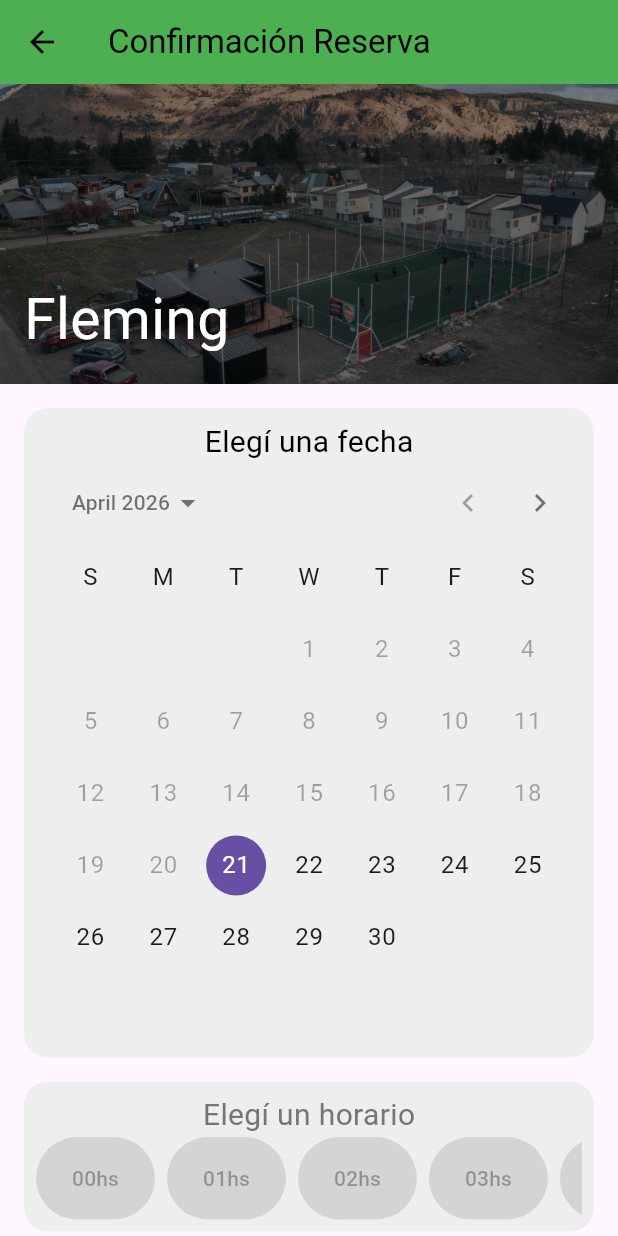
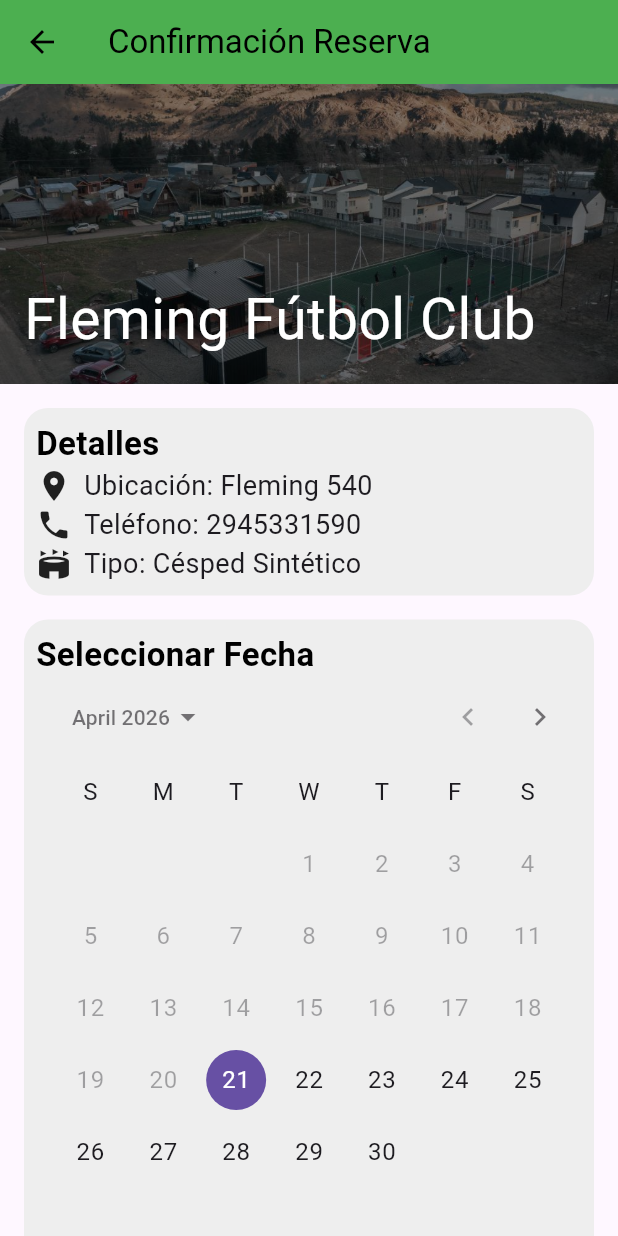
Before and after one commit to AyalaFranco/DashboardCanchasAdmin, a Flutter app: the ConfirmationScreen screen opened directly with sample values from the repository, on a phone screen of 412 x 824 dp. Run offline on Flutter 3.47's test engine with Material 3 defaults, Android fonts, the phone set to English and light mode, and no system bars.

Commit message:
Mejora de Confirmation Screen

```diff
--- a/lib/components/date_picker.dart
+++ b/lib/components/date_picker.dart
@@ -21,6 +21,7 @@ class DatePicker extends StatelessWidget {
       decoration: BoxDecorations.containerName,
       width: double.infinity,
       child: Column(
+        crossAxisAlignment: CrossAxisAlignment.start,
         children: [
           Text(title, style: TextStyles.bodyText),
           CalendarDatePicker(
--- a/lib/components/time_picker.dart
+++ b/lib/components/time_picker.dart
@@ -25,6 +25,7 @@ class TimePicker extends StatelessWidget {
       padding: EdgeInsets.all(8),
       decoration: BoxDecorations.containerName,
       child: Column(
+        crossAxisAlignment: CrossAxisAlignment.start,
         children: [
           Text(
             title,
@@ -32,6 +33,7 @@ class TimePicker extends StatelessWidget {
                 ? TextStyles.bodyText
                 : TextStyles.bodyText.copyWith(color: Colors.grey.shade600),
           ),
+          const SizedBox(height: 8,),
           Expanded(
             child: ListView.separated(
               scrollDirection: Axis.horizontal,
--- a/lib/core/text_styles.dart
+++ b/lib/core/text_styles.dart
@@ -1,5 +1,9 @@
 import 'package:flutter/material.dart';
 
 class TextStyles {
-  static const TextStyle bodyText = TextStyle(color : Colors.black , fontSize: 20);
+  static const TextStyle bodyText = TextStyle(
+    color: Colors.black,
+    fontSize: 22,
+    fontWeight: FontWeight.bold,
+  );
 }
--- a/lib/model/cancha.dart
+++ b/lib/model/cancha.dart
@@ -24,7 +24,7 @@ class Cancha {
   static const List<Cancha> demoCanchas = [
     Cancha(
       id: 0,
-      nombre: "Fleming",
+      nombre: "Fleming Fútbol Club",
       ubicacion: "Fleming 540",
       telefono: "2945331590",
       tipoCancha: "Césped Sintético",
@@ -76,7 +76,7 @@ class Cancha {
     ),
     Cancha(
       id: 4,
-      nombre: "Esquel Padding",
+      nombre: "Esquel Padel",
       ubicacion: "Chacabuco 1791",
       precio: 30000,
       telefono: "2945594466",
--- a/lib/screens/confirmation_screen.dart
+++ b/lib/screens/confirmation_screen.dart
@@ -1,7 +1,11 @@
+import 'dart:math';
+
 import 'package:flutter/material.dart';
 import 'package:reserva_cancha/components/date_picker.dart';
 import 'package:reserva_cancha/components/time_picker.dart';
 import 'package:intl/intl.dart';
+import 'package:reserva_cancha/core/box_decorations.dart';
+import 'package:reserva_cancha/core/text_styles.dart';
 import 'package:reserva_cancha/model/cancha.dart';
 
 class ConfirmationScreen extends StatefulWidget {
@@ -30,6 +34,11 @@ class _ConfirmationScreenState extends State<ConfirmationScreen> {
     return text;
   }
 
+  String _reservationCode(String fieldName) {
+    String text = fieldName.substring(0, 3).trim().toUpperCase();
+    return "$text-${Random().nextInt(999)}";
+  }
+
   @override
   Widget build(BuildContext context) {
     return Scaffold(
@@ -46,12 +55,38 @@ class _ConfirmationScreenState extends State<ConfirmationScreen> {
               title: widget.field.nombre,
             ),
             Padding(
-              //Selector de Día
               padding: const EdgeInsets.all(16.0),
               child: Column(
                 children: [
+                  Container(
+                    padding: const EdgeInsets.all(8),
+                    width: double.infinity,
+                    decoration: BoxDecorations.containerName,
+                    child: Column(
+                      crossAxisAlignment: CrossAxisAlignment.start,
+                      children: [
+                        Text("Detalles", style: TextStyles.bodyText),
+                        _InfoText(
+                          label: 'Ubicación',
+                          value: widget.field.ubicacion,
+                          icon: Icons.location_on,
+                        ),
+                        _InfoText(
+                          label: 'Teléfono',
+                          value: widget.field.telefono,
+                          icon: Icons.phone,
+                        ),
+                        _InfoText(
+                          label: 'Tipo',
+                          value: widget.field.tipoCancha,
+                          icon: Icons.stadium,
+                        ),
+                      ],
+                    ),
+                  ),
+                  const SizedBox(height: 16),
                   DatePicker(
-                    title: "Elegí una fecha",
+                    title: "Seleccionar Fecha",
                     enabledDays: 30,
                     onDateChanged: (date) =>
                         (setState(() => _selectedDate = date)),
@@ -59,17 +94,54 @@ class _ConfirmationScreenState extends State<ConfirmationScreen> {
                   SizedBox(height: 16),
                   TimePicker(
                     enabled: _selectedDate != null,
-                    height: 100,
-                    title: "Elegí un horario",
+                    height: 110,
+                    title: "Seleccionar Horario",
                     selectedHour: _selectedHour,
                     onHourSelected: (h) => setState(() => _selectedHour = h),
                   ),
-                  SizedBox(height: 16),
+                  const SizedBox(height: 16),
+                  Text(
+                    "Total: ARS ${widget.field.precio}",
+                    style: _selectedHour != null
+                        ? TextStyles.bodyText.copyWith(
+                            color: Colors.green.shade800,
+                          )
+                        : TextStyles.bodyText.copyWith(
+                            color: Colors.grey.shade600,
+                          ),
+                  ),
+                  const SizedBox(height: 16),
                   SizedBox(
                     height: 60,
                     width: double.infinity,
                     child: ElevatedButton(
-                      onPressed: (_selectedHour != null) ? () => () : null,
+                      onPressed: (_selectedHour == null)
+                          ? null
+                          : () {
+                              showDialog(
+                                context: context,
+                                builder: (BuildContext context) {
+                                  return AlertDialog(
+                                    title: const Text(
+                                      "¡Reserva Exitosa!",
+                                      style: TextStyles.bodyText,
+                                    ),
+                                    content: Text(
+                                      "Código: ${_reservationCode(widget.field.nombre)}",
+                                      style: TextStyle(fontSize: 18),
+                                    ),
+                                    actions: [
+                                      TextButton(
+                                        onPressed: () => Navigator.pop(context),
+                                        child: Text("Entendido"),
+                                      ),
+                                    ],
+                                  );
+                                },
+                              ).then((_) {
+                                if (context.mounted) Navigator.pop(context);
+                              });
+                            },
                       style: ElevatedButton.styleFrom(
                         backgroundColor: Colors.green,
                         foregroundColor: Colors.white,
@@ -87,6 +159,29 @@ class _ConfirmationScreenState extends State<ConfirmationScreen> {
           ],
         ),
       ),
+    );
+  }
+}
+
+class _InfoText extends StatelessWidget {
+  final String label;
+  final String value;
+  final IconData icon;
+
+  const _InfoText({
+    required this.label,
+    required this.value,
+    required this.icon,
+  });
+
+  @override
+  Widget build(BuildContext context) {
+    return Row(
+      children: [
+        Icon(icon),
+        const SizedBox(width: 8),
+        Expanded(child: Text("$label: $value", style: TextStyle(fontSize: 18))),
+      ],
     );
   }
 }
```
